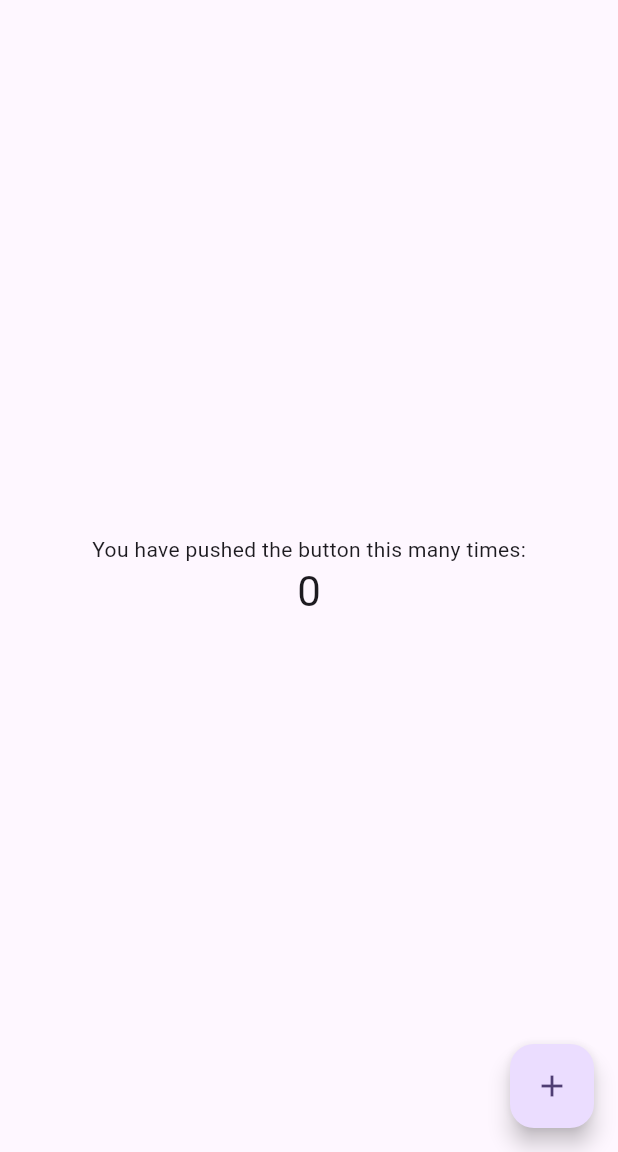
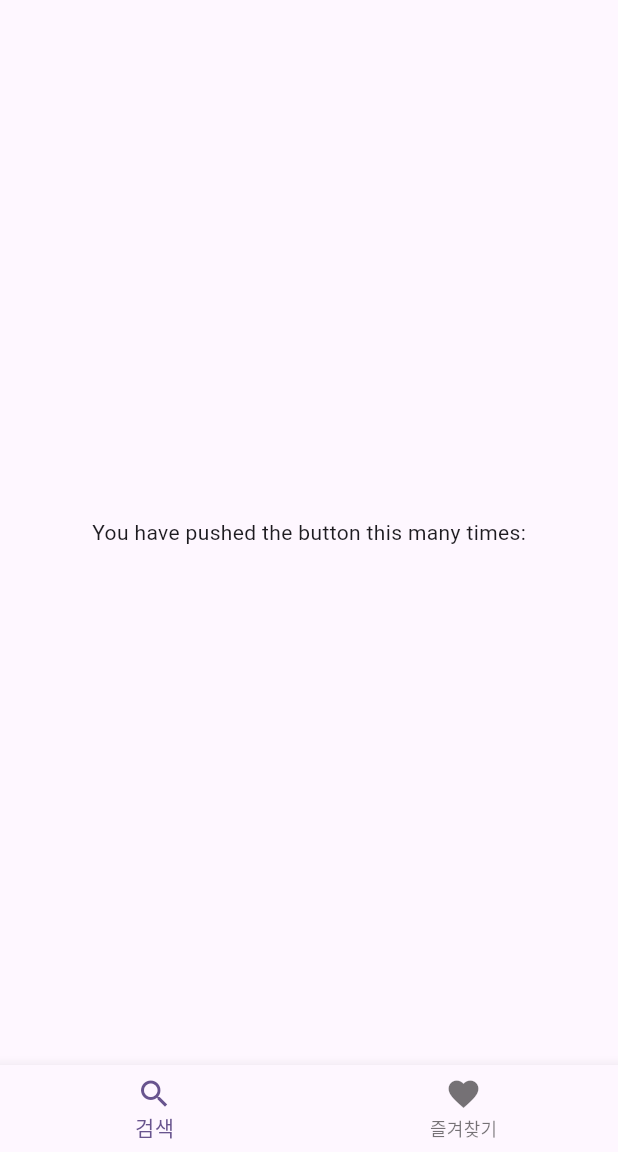
Before and after one commit to kumgold/search-images-flutter, a Flutter app: the screen it shows after launch, on a phone screen of 412 x 824 dp, the part 84-1236 px from its top. Run offline on Flutter 3.47's test engine with Material 3 defaults, Android fonts, the phone set to English and light mode, and no system bars.

```diff
--- a/lib/main.dart
+++ b/lib/main.dart
@@ -13,21 +13,6 @@ class MyApp extends StatelessWidget {
     return MaterialApp(
       title: 'Flutter Demo',
       theme: ThemeData(
-        // This is the theme of your application.
-        //
-        // TRY THIS: Try running your application with "flutter run". You'll see
-        // the application has a purple toolbar. Then, without quitting the app,
-        // try changing the seedColor in the colorScheme below to Colors.green
-        // and then invoke "hot reload" (save your changes or press the "hot
-        // reload" button in a Flutter-supported IDE, or press "r" if you used
-        // the command line to start the app).
-        //
-        // Notice that the counter didn't reset back to zero; the application
-        // state is not lost during the reload. To reset the state, use hot
-        // restart instead.
-        //
-        // This works for code too, not just values: Most code changes can be
-        // tested with just a hot reload.
         colorScheme: ColorScheme.fromSeed(seedColor: Colors.deepPurple),
         useMaterial3: true,
       ),
@@ -39,15 +24,6 @@ class MyApp extends StatelessWidget {
 class MyHomePage extends StatefulWidget {
   const MyHomePage({super.key, required this.title});
 
-  // This widget is the home page of your application. It is stateful, meaning
-  // that it has a State object (defined below) that contains fields that affect
-  // how it looks.
-
-  // This class is the configuration for the state. It holds the values (in this
-  // case the title) provided by the parent (in this case the App widget) and
-  // used by the build method of the State. Fields in a Widget subclass are
-  // always marked "final".
-
   final String title;
 
   @override
@@ -55,71 +31,46 @@ class MyHomePage extends StatefulWidget {
 }
 
 class _MyHomePageState extends State<MyHomePage> {
-  int _counter = 0;
 
-  void _incrementCounter() {
+  int _index = 0;
+
+  void onItemTapped(int index) {
     setState(() {
-      // This call to setState tells the Flutter framework that something has
-      // changed in this State, which causes it to rerun the build method below
-      // so that the display can reflect the updated values. If we changed
-      // _counter without calling setState(), then the build method would not be
-      // called again, and so nothing would appear to happen.
-      _counter++;
+      _index = index;
     });
   }
 
   @override
   Widget build(BuildContext context) {
-    // This method is rerun every time setState is called, for instance as done
-    // by the _incrementCounter method above.
-    //
-    // The Flutter framework has been optimized to make rerunning build methods
-    // fast, so that you can just rebuild anything that needs updating rather
-    // than having to individually change instances of widgets.
     return Scaffold(
       appBar: AppBar(
-        // TRY THIS: Try changing the color here to a specific color (to
-        // Colors.amber, perhaps?) and trigger a hot reload to see the AppBar
-        // change color while the other colors stay the same.
         backgroundColor: Theme.of(context).colorScheme.inversePrimary,
-        // Here we take the value from the MyHomePage object that was created by
-        // the App.build method, and use it to set our appbar title.
         title: Text(widget.title),
       ),
-      body: Center(
-        // Center is a layout widget. It takes a single child and positions it
-        // in the middle of the parent.
+      body: const Center(
         child: Column(
-          // Column is also a layout widget. It takes a list of children and
-          // arranges them vertically. By default, it sizes itself to fit its
-          // children horizontally, and tries to be as tall as its parent.
-          //
-          // Column has various properties to control how it sizes itself and
-          // how it positions its children. Here we use mainAxisAlignment to
-          // center the children vertically; the main axis here is the vertical
-          // axis because Columns are vertical (the cross axis would be
-          // horizontal).
-          //
-          // TRY THIS: Invoke "debug painting" (choose the "Toggle Debug Paint"
-          // action in the IDE, or press "p" in the console), to see the
-          // wireframe for each widget.
           mainAxisAlignment: MainAxisAlignment.center,
           children: <Widget>[
-            const Text(
+            Text(
               'You have pushed the button this many times:',
-            ),
-            Text(
-              '$_counter',
-              style: Theme.of(context).textTheme.headlineMedium,
             ),
           ],
         ),
       ),
-      floatingActionButton: FloatingActionButton(
-        onPressed: _incrementCounter,
-        tooltip: 'Increment',
-        child: const Icon(Icons.add),
-      ), // This trailing comma makes auto-formatting nicer for build methods.
+      bottomNavigationBar: BottomNavigationBar(
+        items: const <BottomNavigationBarItem>[
+          BottomNavigationBarItem(
+              icon: Icon(Icons.search),
+              label: '검색'
+          ),
+          BottomNavigationBarItem(
+              icon: Icon(Icons.favorite),
+              label: '즐겨찾기'
+          )
+        ],
+        currentIndex: _index,
+        onTap: onItemTapped,
+      ),
     );
   }
 }
```
Also changed, not shown: 6 other files.
